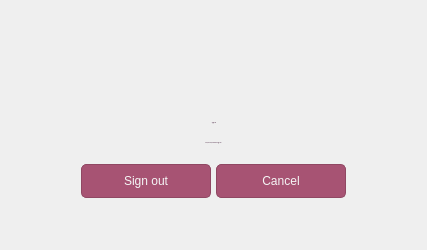
Before: the Qt Designer form assets/Qt/signoutwindow.ui in Carlthegreatt/BudgeIT, drawn with Qt 5.
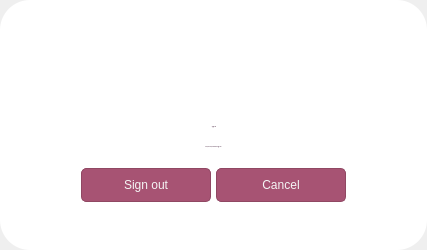
After: the same form once the commit is applied. Icons and pictures are not drawn.

Commit message: feat: enhance main.py and signoutwindow.py with new sign-out functionality; refactor font loading and improve UI layout for better user experience

```diff
--- a/assets/Qt/signoutwindow.ui
+++ b/assets/Qt/signoutwindow.ui
@@ -36,14 +36,33 @@
     <number>0</number>
    </property>
    <property name="leftMargin">
-    <number>30</number>
+    <number>0</number>
    </property>
    <property name="topMargin">
-    <number>20</number>
+    <number>0</number>
    </property>
    <property name="rightMargin">
+    <number>0</number>
+   </property>
+   <property name="bottomMargin">
+    <number>0</number>
+   </property>
+   <item>
+    <widget class="QWidget" name="widget" native="true">
+     <property name="styleSheet">
+      <string notr="true">background-color: rgb(255, 255, 255);
+border-radius: 30px;</string>
+     </property>
+     <layout class="QVBoxLayout" name="verticalLayout_3">
+      <property name="leftMargin">
+       <number>20</number>
+      </property>
+      <property name="topMargin">
     <number>30</number>
    </property>
+      <property name="rightMargin">
+       <number>20</number>
+      </property>
    <property name="bottomMargin">
     <number>40</number>
    </property>
@@ -375,6 +394,9 @@
       </layout>
      </item>
     </layout>
+      </item>
+     </layout>
+    </widget>
    </item>
   </layout>
  </widget>
```
Lines whose indentation alone changed are shown as unchanged. The commit also changes 6 other files.
